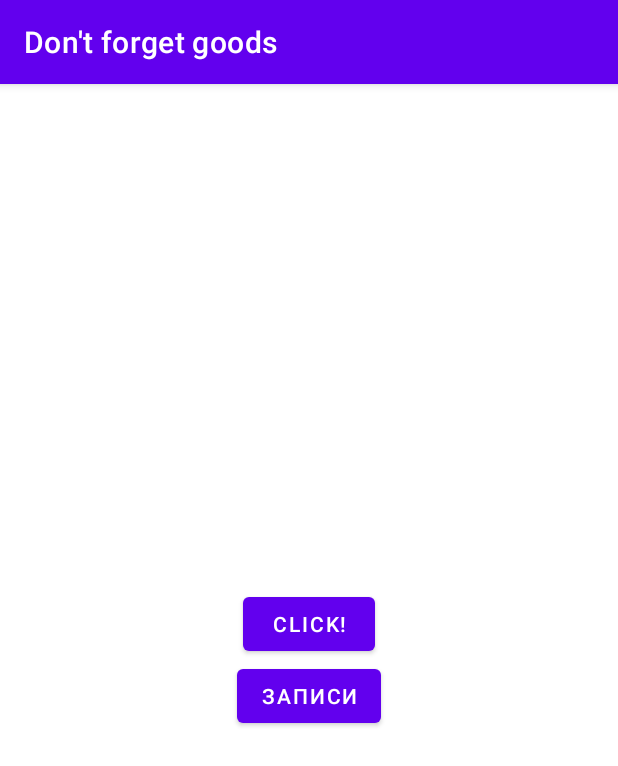
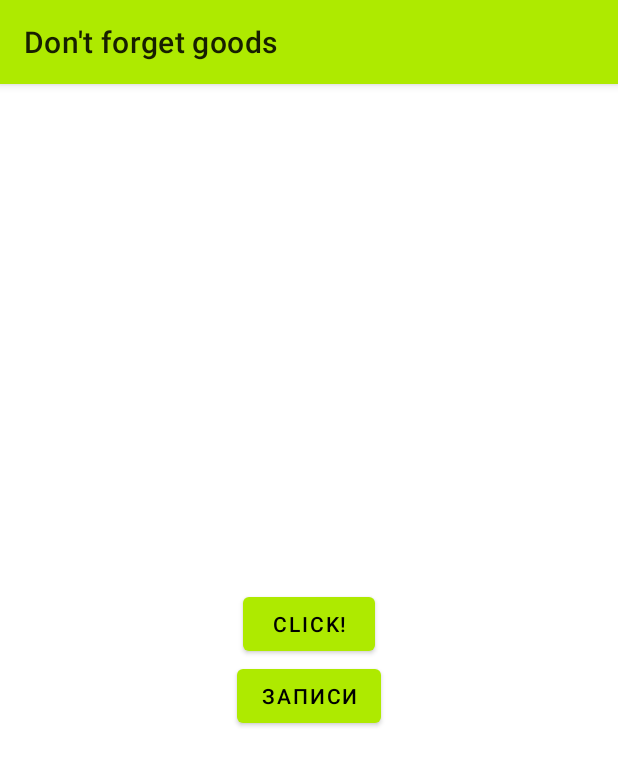
Before and after one commit to Rryver/DontForgetGoods, an Android app: the screen it shows after launch (MainActivity), on a phone screen of 412 x 824 dp. Shown: the top 766 px of the screen. Run offline under Robolectric (Android 15) with nearby library versions, the phone set to English and light mode, and no system bars.

Commit message:
Обновлены цвета тем и этим

```diff
--- a/app/src/main/res/values-night/themes.xml
+++ b/app/src/main/res/values-night/themes.xml
@@ -1,16 +1,26 @@
 <resources xmlns:tools="http://schemas.android.com/tools">
     <!-- Base application theme. -->
     <style name="Theme.DontForgetGoods" parent="Theme.MaterialComponents.DayNight.DarkActionBar">
+
+        <!-- ActionBar style -->
+        <item name="actionBarStyle">@style/Widget.AppTheme.ActionBar</item>
+
         <!-- Primary brand color. -->
-        <item name="colorPrimary">@color/purple_200</item>
-        <item name="colorPrimaryVariant">@color/purple_700</item>
-        <item name="colorOnPrimary">@color/black</item>
+        <item name="colorPrimary">@color/dark_green_primary</item>
+        <item name="colorPrimaryVariant">@color/dark_green_dark</item>
+        <item name="colorOnPrimary">@color/white</item>
+
         <!-- Secondary brand color. -->
-        <item name="colorSecondary">@color/teal_200</item>
-        <item name="colorSecondaryVariant">@color/teal_200</item>
-        <item name="colorOnSecondary">@color/black</item>
+<!--        <item name="colorSecondary">@color/teal_200</item>-->
+<!--        <item name="colorSecondaryVariant">@color/teal_200</item>-->
+<!--        <item name="colorOnSecondary">@color/black</item>-->
+
         <!-- Status bar color. -->
         <item name="android:statusBarColor" tools:targetApi="l">?attr/colorPrimaryVariant</item>
         <!-- Customize your theme here. -->
     </style>
+
+    <style name="Widget.AppTheme.ActionBar" parent="Widget.AppCompat.ActionBar.Solid">
+        <item name="background">@color/dark_green_primary</item>
+    </style>
 </resources>
--- a/app/src/main/res/values/colors.xml
+++ b/app/src/main/res/values/colors.xml
@@ -1,10 +1,20 @@
 <?xml version="1.0" encoding="utf-8"?>
 <resources>
+    <color name="black">#FF000000</color>
+    <color name="white">#FFFFFFFF</color>
+
     <color name="purple_200">#FFBB86FC</color>
     <color name="purple_500">#FF6200EE</color>
     <color name="purple_700">#FF3700B3</color>
+
+    <color name="green_primary">#aeea00</color>
+    <color name="green_light">#e4ff54</color>
+    <color name="green_dark">#79b700</color>
+
+    <color name="dark_green_primary">#33691e</color>
+    <color name="dark_green_light">#629749</color>
+    <color name="dark_green_dark">#003d00</color>
+
     <color name="teal_200">#FF03DAC5</color>
     <color name="teal_700">#FF018786</color>
-    <color name="black">#FF000000</color>
-    <color name="white">#FFFFFFFF</color>
 </resources>
--- a/app/src/main/res/values/themes.xml
+++ b/app/src/main/res/values/themes.xml
@@ -1,14 +1,14 @@
 <resources xmlns:tools="http://schemas.android.com/tools">
     <!-- Base application theme. -->
-    <style name="Theme.DontForgetGoods" parent="Theme.MaterialComponents.DayNight.DarkActionBar">
+    <style name="Theme.DontForgetGoods" parent="Theme.MaterialComponents.DayNight">
         <!-- Primary brand color. -->
-        <item name="colorPrimary">@color/purple_500</item>
-        <item name="colorPrimaryVariant">@color/purple_700</item>
-        <item name="colorOnPrimary">@color/white</item>
+        <item name="colorPrimary">@color/green_primary</item>
+        <item name="colorPrimaryVariant">@color/green_dark</item>
+        <item name="colorOnPrimary">@color/black</item>
         <!-- Secondary brand color. -->
-        <item name="colorSecondary">@color/teal_200</item>
-        <item name="colorSecondaryVariant">@color/teal_700</item>
-        <item name="colorOnSecondary">@color/black</item>
+<!--        <item name="colorSecondary">@color/teal_200</item>-->
+<!--        <item name="colorSecondaryVariant">@color/teal_700</item>-->
+<!--        <item name="colorOnSecondary">@color/black</item>-->
         <!-- Status bar color. -->
         <item name="android:statusBarColor" tools:targetApi="l">?attr/colorPrimaryVariant</item>
         <!-- Customize your theme here. -->
--- a/build.gradle
+++ b/build.gradle
@@ -5,7 +5,7 @@ buildscript {
         mavenCentral()
     }
     dependencies {
-        classpath "com.android.tools.build:gradle:7.0.2"
+        classpath 'com.android.tools.build:gradle:7.1.1'
 
         // NOTE: Do not place your application dependencies here; they belong
         // in the individual module build.gradle files
```
Also changed, not shown: gradle/wrapper/gradle-wrapper.properties.
